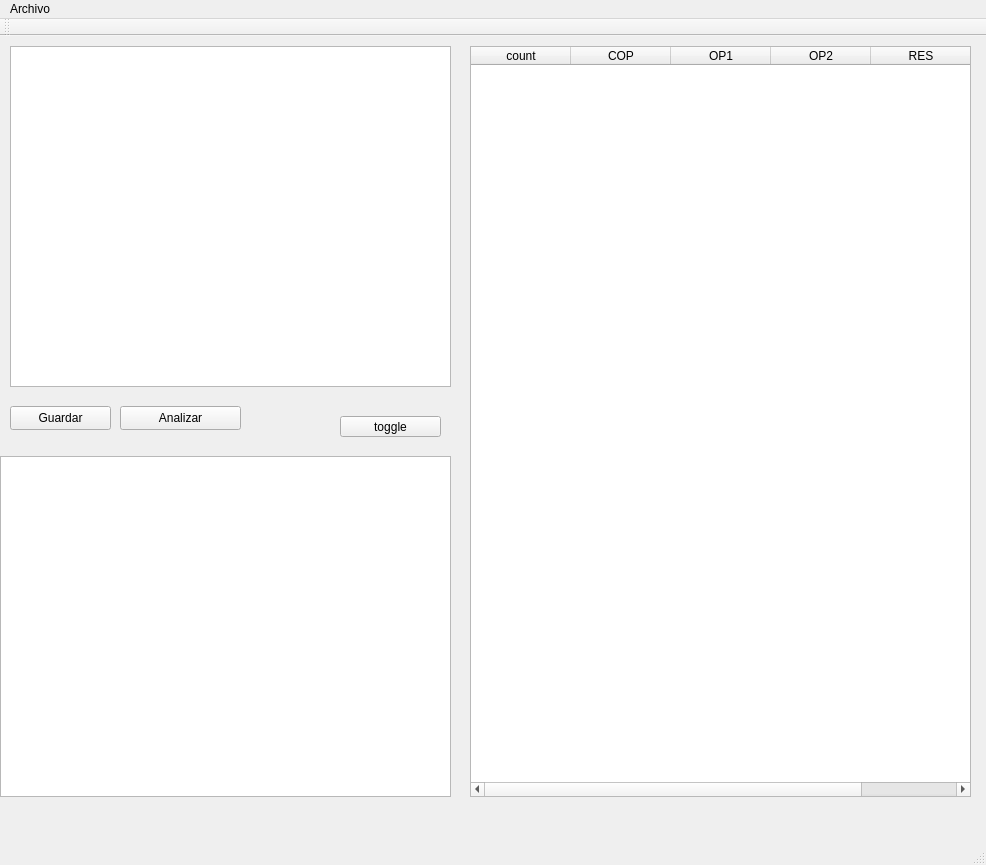
This is mainwindow.ui in koerhunt/alex as Qt 5 draws it before an edit. The edited form follows.
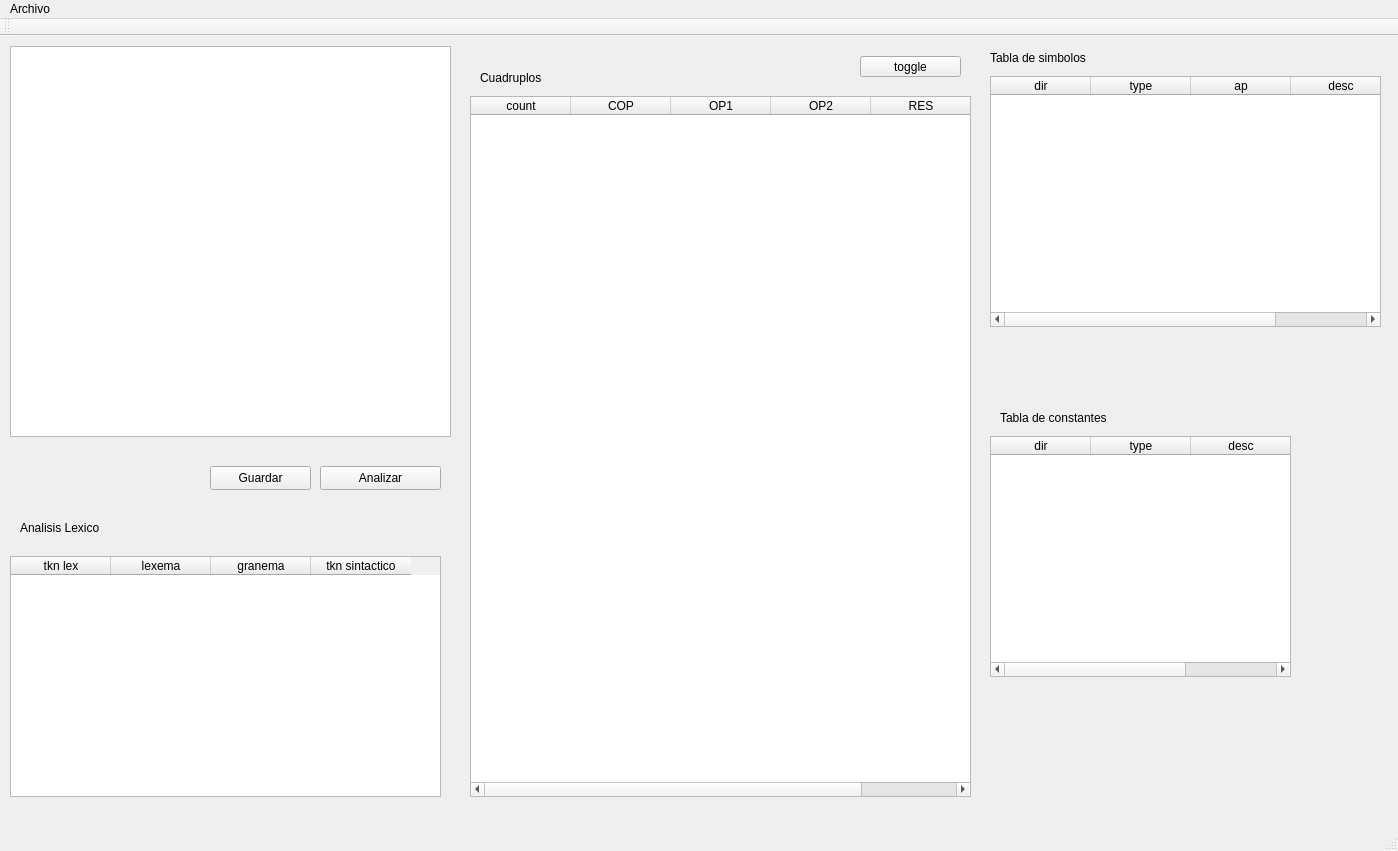
This is the edited form.

```diff
--- a/mainwindow.ui
+++ b/mainwindow.ui
@@ -6,8 +6,8 @@
    <rect>
     <x>0</x>
     <y>0</y>
-    <width>986</width>
-    <height>865</height>
+    <width>1398</width>
+    <height>851</height>
    </rect>
   </property>
   <property name="windowTitle">
@@ -17,8 +17,8 @@
    <widget class="QPushButton" name="pushButton_2">
     <property name="geometry">
      <rect>
-      <x>120</x>
-      <y>370</y>
+      <x>320</x>
+      <y>430</y>
       <width>121</width>
       <height>24</height>
      </rect>
@@ -33,7 +33,7 @@
       <x>10</x>
       <y>10</y>
       <width>441</width>
-      <height>341</height>
+      <height>391</height>
      </rect>
     </property>
     <property name="readOnly">
@@ -43,8 +43,8 @@
    <widget class="QPushButton" name="pushButton">
     <property name="geometry">
      <rect>
-      <x>10</x>
-      <y>370</y>
+      <x>210</x>
+      <y>430</y>
       <width>101</width>
       <height>24</height>
      </rect>
@@ -56,20 +56,40 @@
    <widget class="QTableWidget" name="tableWidget">
     <property name="geometry">
      <rect>
-      <x>0</x>
-      <y>420</y>
-      <width>451</width>
-      <height>341</height>
+      <x>10</x>
+      <y>520</y>
+      <width>431</width>
+      <height>241</height>
      </rect>
     </property>
+    <column>
+     <property name="text">
+      <string>tkn lex</string>
+     </property>
+    </column>
+    <column>
+     <property name="text">
+      <string>lexema</string>
+     </property>
+    </column>
+    <column>
+     <property name="text">
+      <string>granema</string>
+     </property>
+    </column>
+    <column>
+     <property name="text">
+      <string>tkn sintactico</string>
+     </property>
+    </column>
    </widget>
    <widget class="QTableWidget" name="tableWidget_2">
     <property name="geometry">
      <rect>
       <x>470</x>
-      <y>10</y>
+      <y>60</y>
       <width>501</width>
-      <height>751</height>
+      <height>701</height>
      </rect>
     </property>
     <column>
@@ -101,8 +121,8 @@
    <widget class="QPushButton" name="pushButton_3">
     <property name="geometry">
      <rect>
-      <x>340</x>
-      <y>380</y>
+      <x>860</x>
+      <y>20</y>
       <width>101</width>
       <height>21</height>
      </rect>
@@ -111,6 +131,116 @@
      <string>toggle</string>
     </property>
    </widget>
+   <widget class="QTableWidget" name="tableWidget_3">
+    <property name="geometry">
+     <rect>
+      <x>990</x>
+      <y>40</y>
+      <width>391</width>
+      <height>251</height>
+     </rect>
+    </property>
+    <column>
+     <property name="text">
+      <string>dir</string>
+     </property>
+    </column>
+    <column>
+     <property name="text">
+      <string>type</string>
+     </property>
+    </column>
+    <column>
+     <property name="text">
+      <string>ap</string>
+     </property>
+    </column>
+    <column>
+     <property name="text">
+      <string>desc</string>
+     </property>
+    </column>
+   </widget>
+   <widget class="QTableWidget" name="tableWidget_4">
+    <property name="geometry">
+     <rect>
+      <x>990</x>
+      <y>400</y>
+      <width>301</width>
+      <height>241</height>
+     </rect>
+    </property>
+    <property name="columnCount">
+     <number>3</number>
+    </property>
+    <column>
+     <property name="text">
+      <string>dir</string>
+     </property>
+    </column>
+    <column>
+     <property name="text">
+      <string>type</string>
+     </property>
+    </column>
+    <column>
+     <property name="text">
+      <string>desc</string>
+     </property>
+    </column>
+   </widget>
+   <widget class="QLabel" name="label">
+    <property name="geometry">
+     <rect>
+      <x>990</x>
+      <y>10</y>
+      <width>161</width>
+      <height>23</height>
+     </rect>
+    </property>
+    <property name="text">
+     <string>Tabla de simbolos</string>
+    </property>
+   </widget>
+   <widget class="QLabel" name="label_2">
+    <property name="geometry">
+     <rect>
+      <x>1000</x>
+      <y>370</y>
+      <width>151</width>
+      <height>23</height>
+     </rect>
+    </property>
+    <property name="text">
+     <string>Tabla de constantes</string>
+    </property>
+   </widget>
+   <widget class="QLabel" name="label_3">
+    <property name="geometry">
+     <rect>
+      <x>20</x>
+      <y>480</y>
+      <width>151</width>
+      <height>23</height>
+     </rect>
+    </property>
+    <property name="text">
+     <string>Analisis Lexico</string>
+    </property>
+   </widget>
+   <widget class="QLabel" name="label_4">
+    <property name="geometry">
+     <rect>
+      <x>480</x>
+      <y>30</y>
+      <width>121</width>
+      <height>23</height>
+     </rect>
+    </property>
+    <property name="text">
+     <string>Cuadruplos</string>
+    </property>
+   </widget>
   </widget>
   <widget class="QToolBar" name="mainToolBar">
    <attribute name="toolBarArea">
@@ -126,7 +256,7 @@
     <rect>
      <x>0</x>
      <y>0</y>
-     <width>986</width>
+     <width>1398</width>
      <height>23</height>
     </rect>
    </property>
```
